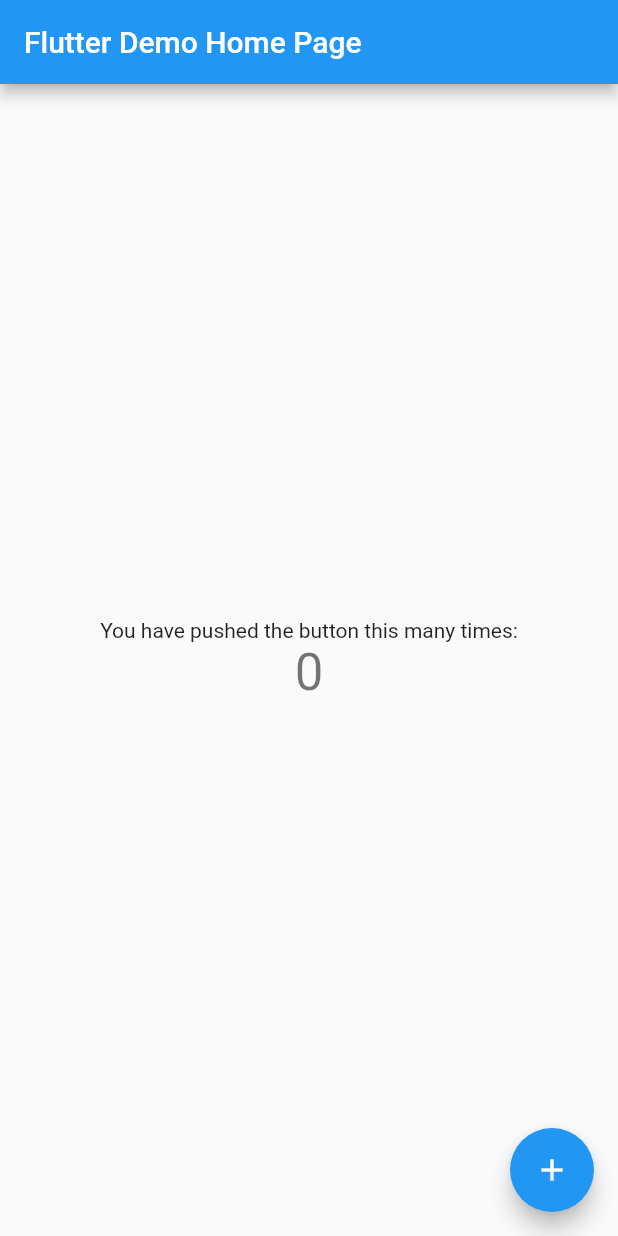
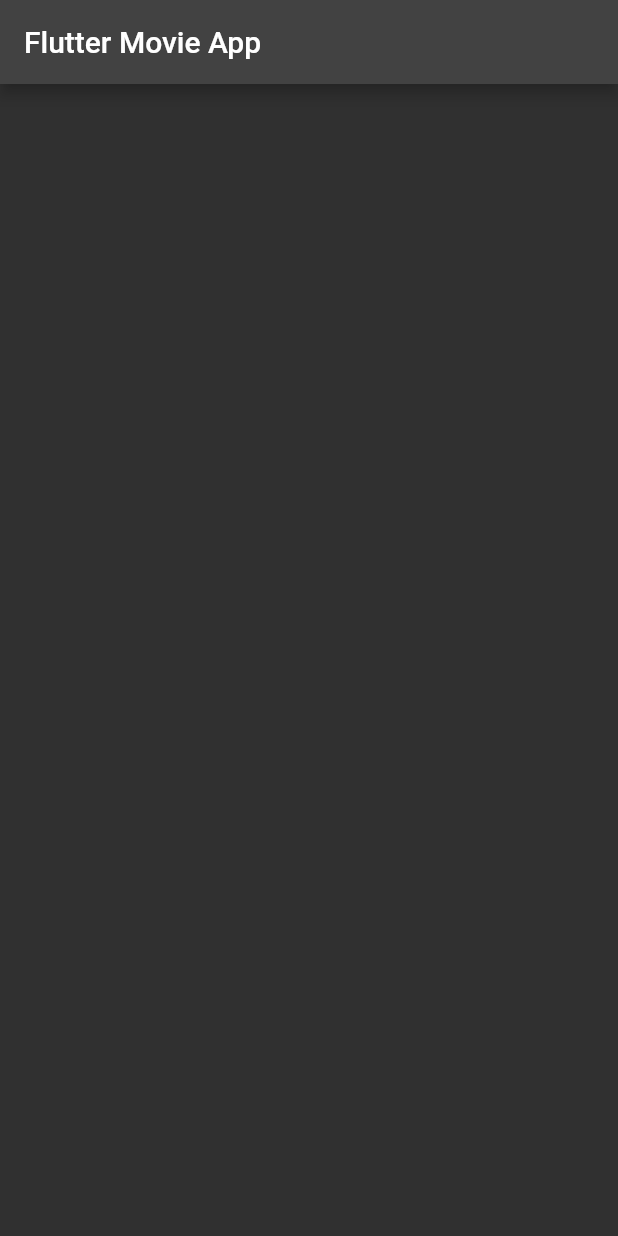
Before and after one commit to vinayak0127/flutter-movie-app, a Flutter app: the screen it shows after launch, on a phone screen of 412 x 824 dp. Run offline on Flutter 3.47's test engine with Material 2 defaults, Android fonts, the phone set to English and light mode, and no system bars.

Commit message:
Boiler code updated

```diff
--- a/lib/main.dart
+++ b/lib/main.dart
@@ -11,105 +11,29 @@ class MyApp extends StatelessWidget {
   @override
   Widget build(BuildContext context) {
     return MaterialApp(
-      title: 'Flutter Demo',
-      theme: ThemeData(
-        // This is the theme of your application.
-        //
-        // Try running your application with "flutter run". You'll see the
-        // application has a blue toolbar. Then, without quitting the app, try
-        // changing the primarySwatch below to Colors.green and then invoke
-        // "hot reload" (press "r" in the console where you ran "flutter run",
-        // or simply save your changes to "hot reload" in a Flutter IDE).
-        // Notice that the counter didn't reset back to zero; the application
-        // is not restarted.
-        primarySwatch: Colors.blue,
+      home: Home(),
+      debugShowCheckedModeBanner: false,
+      theme: ThemeData(brightness: Brightness.dark,
+        primaryColor: Colors.green,
       ),
-      home: const MyHomePage(title: 'Flutter Demo Home Page'),
     );
   }
 }
 
-class MyHomePage extends StatefulWidget {
-  const MyHomePage({Key? key, required this.title}) : super(key: key);
-
-  // This widget is the home page of your application. It is stateful, meaning
-  // that it has a State object (defined below) that contains fields that affect
-  // how it looks.
-
-  // This class is the configuration for the state. It holds the values (in this
-  // case the title) provided by the parent (in this case the App widget) and
-  // used by the build method of the State. Fields in a Widget subclass are
-  // always marked "final".
-
-  final String title;
+class Home extends StatefulWidget {
+  const Home({Key? key}) : super(key: key);
 
   @override
-  State<MyHomePage> createState() => _MyHomePageState();
+  State<Home> createState() => _HomeState();
 }
 
-class _MyHomePageState extends State<MyHomePage> {
-  int _counter = 0;
-
-  void _incrementCounter() {
-    setState(() {
-      // This call to setState tells the Flutter framework that something has
-      // changed in this State, which causes it to rerun the build method below
-      // so that the display can reflect the updated values. If we changed
-      // _counter without calling setState(), then the build method would not be
-      // called again, and so nothing would appear to happen.
-      _counter++;
-    });
-  }
-
+class _HomeState extends State<Home> {
   @override
   Widget build(BuildContext context) {
-    // This method is rerun every time setState is called, for instance as done
-    // by the _incrementCounter method above.
-    //
-    // The Flutter framework has been optimized to make rerunning build methods
-    // fast, so that you can just rebuild anything that needs updating rather
-    // than having to individually change instances of widgets.
     return Scaffold(
       appBar: AppBar(
-        // Here we take the value from the MyHomePage object that was created by
-        // the App.build method, and use it to set our appbar title.
-        title: Text(widget.title),
+        title: const Text("Flutter Movie App"),
       ),
-      body: Center(
-        // Center is a layout widget. It takes a single child and positions it
-        // in the middle of the parent.
-        child: Column(
-          // Column is also a layout widget. It takes a list of children and
-          // arranges them vertically. By default, it sizes itself to fit its
-          // children horizontally, and tries to be as tall as its parent.
-          //
-          // Invoke "debug painting" (press "p" in the console, choose the
-          // "Toggle Debug Paint" action from the Flutter Inspector in Android
-          // Studio, or the "Toggle Debug Paint" command in Visual Studio Code)
-          // to see the wireframe for each widget.
-          //
-          // Column has various properties to control how it sizes itself and
-          // how it positions its children. Here we use mainAxisAlignment to
-          // center the children vertically; the main axis here is the vertical
-          // axis because Columns are vertical (the cross axis would be
-          // horizontal).
-          mainAxisAlignment: MainAxisAlignment.center,
-          children: <Widget>[
-            const Text(
-              'You have pushed the button this many times:',
-            ),
-            Text(
-              '$_counter',
-              style: Theme.of(context).textTheme.headline4,
-            ),
-          ],
-        ),
-      ),
-      floatingActionButton: FloatingActionButton(
-        onPressed: _incrementCounter,
-        tooltip: 'Increment',
-        child: const Icon(Icons.add),
-      ), // This trailing comma makes auto-formatting nicer for build methods.
     );
   }
 }
```
